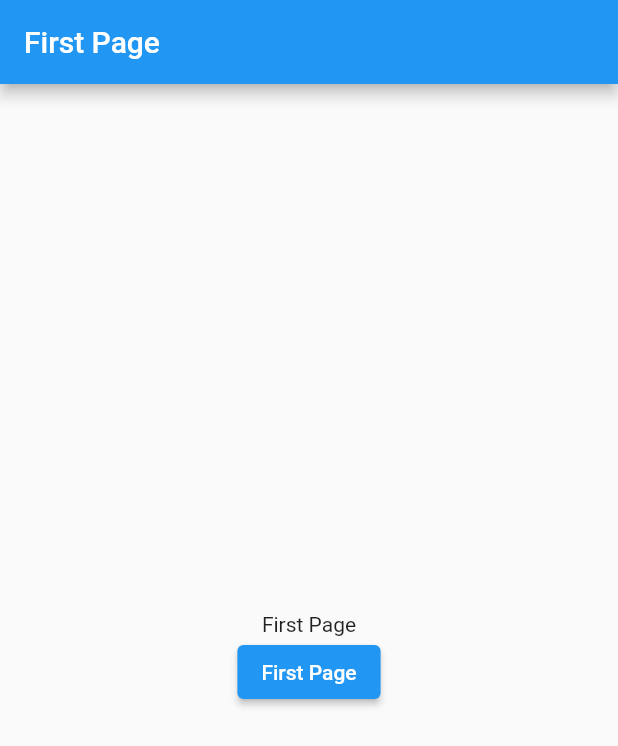
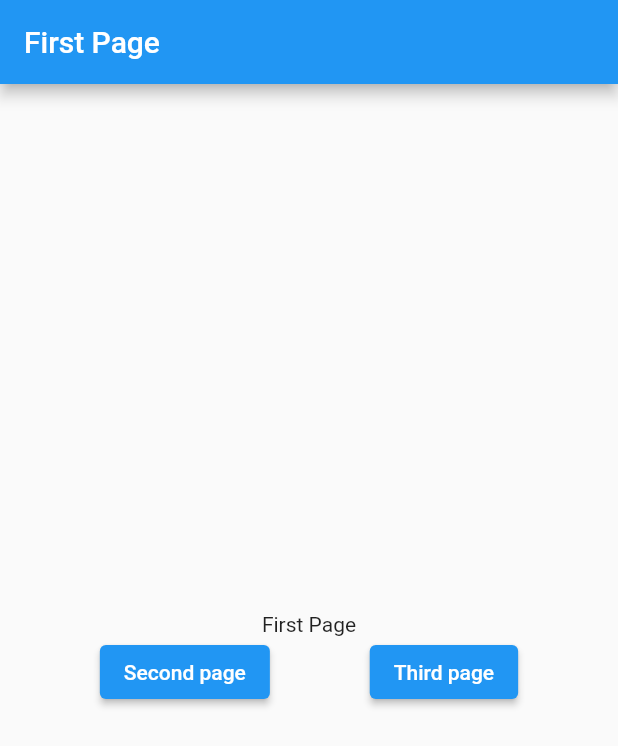
Before and after one commit to WiedjajaAtmadja/flutter_week7_page_navigation, a Flutter app: the screen it shows after launch, on a phone screen of 412 x 824 dp. Shown: the top 746 px of the screen. Run offline on Flutter 3.47's test engine with Material 2 defaults, Android fonts, the light colour scheme and no system bars.

Commit message:
Step 5 using routes (pushNamed)

```diff
--- a/lib/first_page.dart
+++ b/lib/first_page.dart
@@ -9,23 +9,28 @@ class FirstPage extends StatelessWidget {
   Widget build(BuildContext context) {
     return Scaffold(
       appBar: AppBar(
-        title: const Text('First Page'),
+        title: Text(data),
       ),
       body: Center(
         child: Column(
           mainAxisSize: MainAxisSize.min,
           children: [
-            const Text('First Page'),
-            ElevatedButton(
-                child: Text(data),
-                onPressed: () {
-                  Navigator.push(
-                    context,
-                    MaterialPageRoute(
-                        builder: (context) =>
-                            const SecondPage(data: 'Second Page')),
-                  );
-                }),
+            Text(data),
+            Row(
+              mainAxisAlignment: MainAxisAlignment.spaceEvenly,
+              children: [
+                ElevatedButton(
+                    child: const Text("Second page"),
+                    onPressed: () {
+                      Navigator.pushNamed(context, "second");
+                    }),
+                ElevatedButton(
+                    child: const Text("Third page"),
+                    onPressed: () {
+                      Navigator.pushNamed(context, "third");
+                    }),
+              ],
+            ),
           ],
         ),
       ),
--- a/lib/main.dart
+++ b/lib/main.dart
@@ -1,5 +1,7 @@
 import 'package:flutter/material.dart';
 import 'first_page.dart';
+import 'second_page.dart';
+import 'third_page.dart';
 
 void main() {
   runApp(const MainApp());
@@ -10,9 +12,15 @@ class MainApp extends StatelessWidget {
 
   @override
   Widget build(BuildContext context) {
-    return const MaterialApp(
+    return MaterialApp(
       title: "Flutter Page Navigation Demo",
-      home: FirstPage(data: 'First Page'),
+      // home: FirstPage(data: 'First Page'),
+      initialRoute: 'first',
+      routes: {
+        'first': (context) => const FirstPage(data: 'First Page'),
+        'second': (context) => const SecondPage(data: 'Second Page'),
+        'third': (context) => const ThirdPage(data: 'Third Page'),
+      },
     );
   }
 }
```
Also changed, not shown: lib/second_page.dart (+4 -8 lines), lib/third_page.dart (+15 -6 lines).
